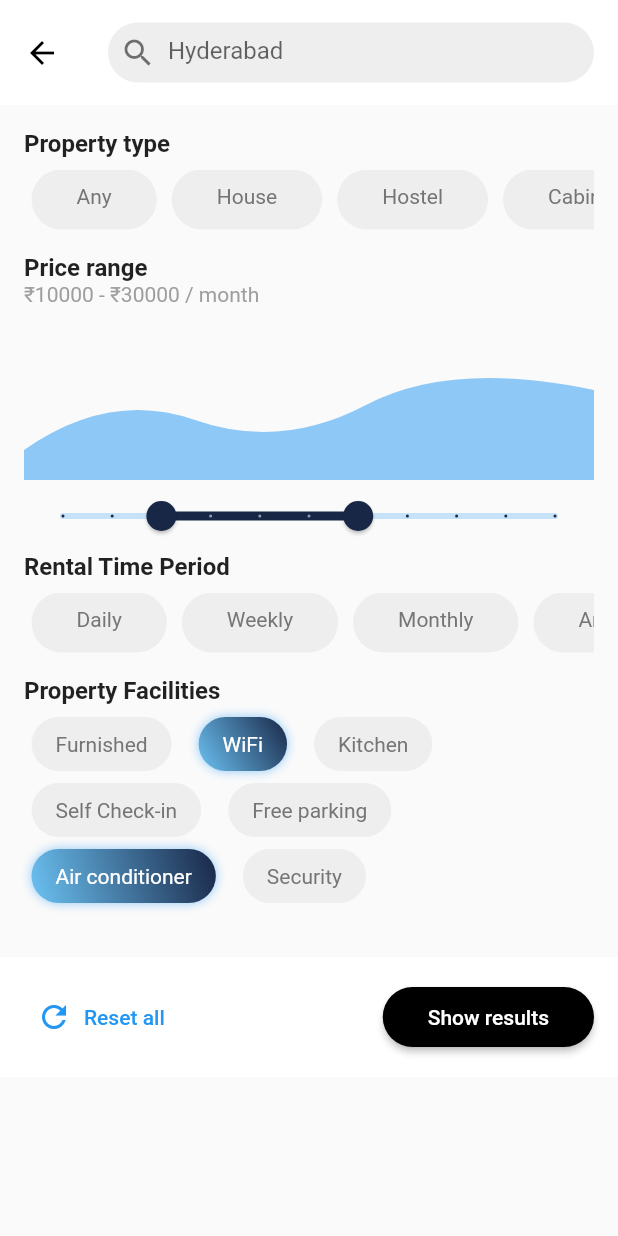
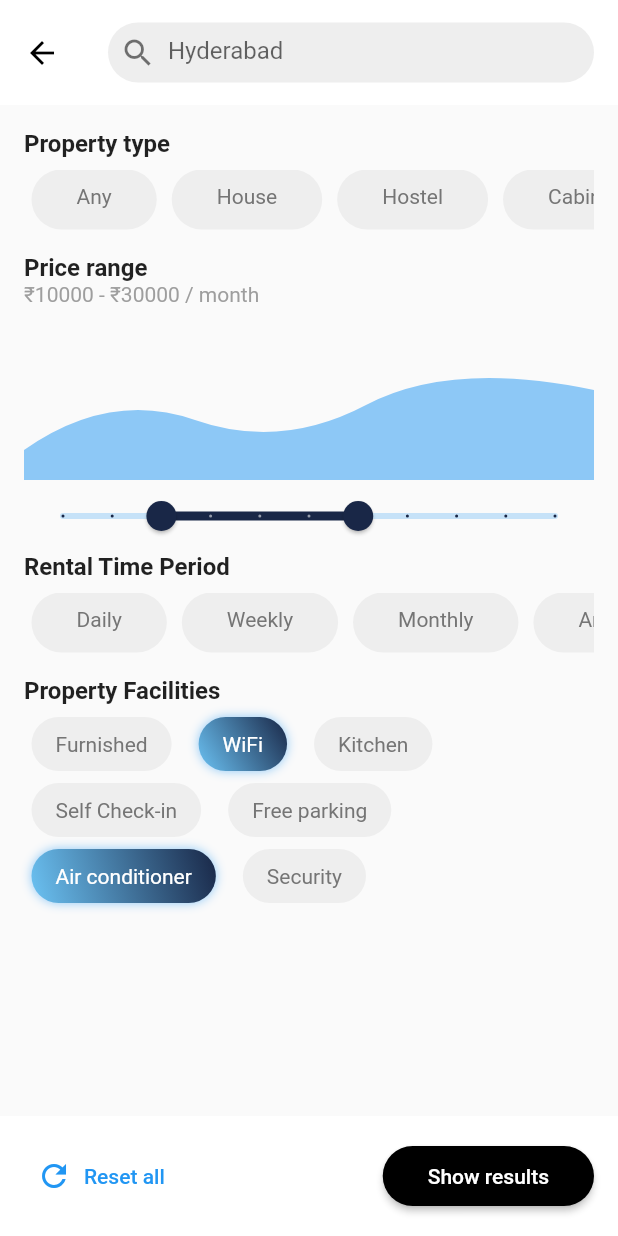
Before and after one commit to hammad4474/ToLet, a Flutter app: the FilterScreen screen opened directly, on a phone screen of 412 x 824 dp. Run offline on Flutter 3.47's test engine with Material 3 defaults, Android fonts, the phone set to English and light mode, and no system bars; our stand-ins replace cloud_firestore, firebase_auth, firebase_core, firebase_storage, fluttertoast, get and 1 more; missing offline and left inert: email_otp; accounts and stored records are empty.

Commit message:
fix bottom filter screen

```diff
--- a/lib/screens/tenant/filter_screen.dart
+++ b/lib/screens/tenant/filter_screen.dart
@@ -70,10 +70,10 @@ class _FilterScreenState extends State<FilterScreen> {
           ),
         ),
       ),
-
-      body: Stack(
+      body: Column(
         children: [
-          SingleChildScrollView(
+          Expanded(
+            child: SingleChildScrollView(
               padding: const EdgeInsets.all(16.0),
               child: Column(
                 crossAxisAlignment: CrossAxisAlignment.start,
@@ -82,25 +82,20 @@ class _FilterScreenState extends State<FilterScreen> {
                   const SizedBox(height: 16),
                   _buildPriceRangeWidget(),
                   const SizedBox(height: 16),
-                _buildPropertyFacilities(facilities),
-                // Pass facilities map
-                const SizedBox(height: 100),
-                // Add spacing at the bottom for the action buttons
+                  _buildPropertyFacilities(facilities), // Pass facilities map
                 ],
               ),
             ),
-          Positioned(
-            left: 0,
-            right: 0,
-            bottom: 0,
-            child: Container(
+          ),
+          Container(
             padding: const EdgeInsets.all(16.0),
             color: Colors.white, // Background color for the button section
             child: _buildActionButtons(),
           ),
-          ),
         ],
       ),
+
+
     );
   }
 
@@ -344,6 +339,8 @@ class _FilterScreenState extends State<FilterScreen> {
     );
   }
 }
+
+
 class PriceGraphPainter extends CustomPainter {
   @override
   void paint(Canvas canvas, Size size) {
```
Lines whose indentation alone changed are shown as unchanged.
